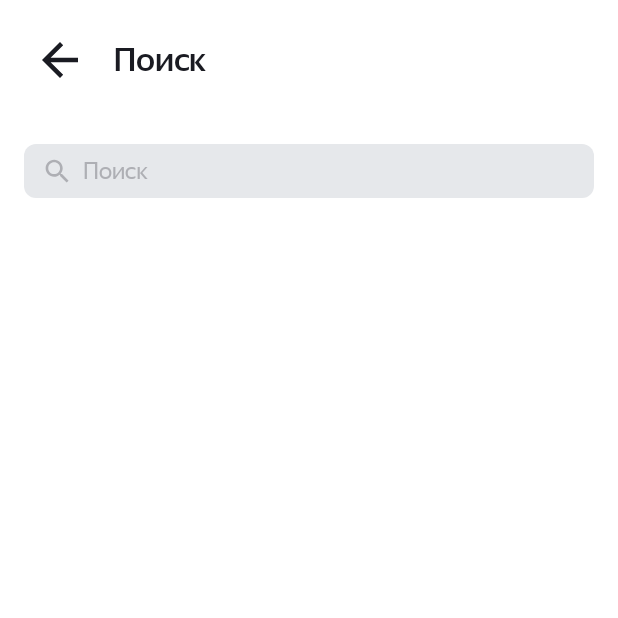
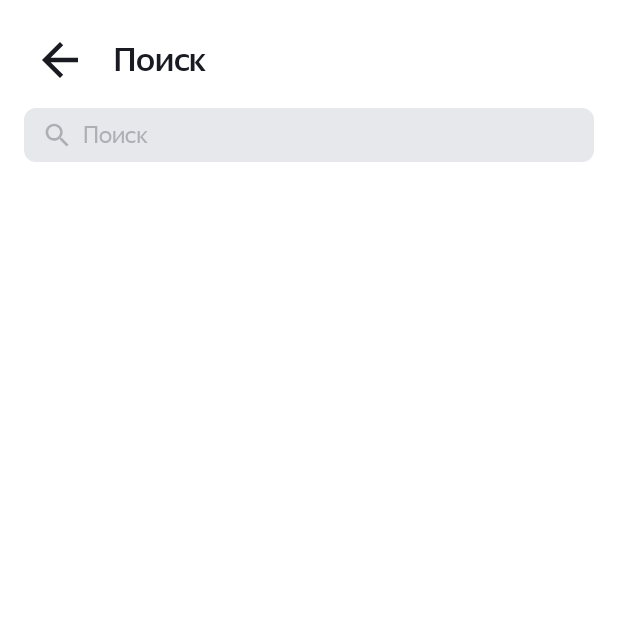
Before and after one commit to victo-zabel/Playlist-Maker, an Android app built with Jetpack Compose: the SearchActivity screen opened directly, with no data from a screen before it, on a phone screen of 412 x 824 dp, the top half of it. Run offline under Robolectric (Android 15) with nearby library versions, the phone set to English and light mode, and no system bars.

Commit message:
- Исправление замечаний по коду

```diff
--- a/app/src/main/java/ru/victoriazabelina/playlistmaker/MainActivity.kt
+++ b/app/src/main/java/ru/victoriazabelina/playlistmaker/MainActivity.kt
@@ -5,11 +5,13 @@ import android.os.Bundle
 import android.widget.Button
 import android.widget.ImageView
 import android.widget.Toast
+import androidx.activity.enableEdgeToEdge
 import androidx.appcompat.app.AppCompatActivity
 
 class MainActivity : AppCompatActivity() {
     override fun onCreate(savedInstanceState: Bundle?) {
         super.onCreate(savedInstanceState)
+        enableEdgeToEdge()
         showMainScreen()
     }
 
--- a/app/src/main/java/ru/victoriazabelina/playlistmaker/SearchActivity.kt
+++ b/app/src/main/java/ru/victoriazabelina/playlistmaker/SearchActivity.kt
@@ -14,6 +14,7 @@ import androidx.appcompat.app.AppCompatActivity
 import androidx.core.view.ViewCompat
 import androidx.core.view.WindowInsetsCompat
 import androidx.core.view.isVisible
+import androidx.core.widget.doOnTextChanged
 
 class SearchActivity : AppCompatActivity() {
 
@@ -23,6 +24,7 @@ class SearchActivity : AppCompatActivity() {
     override fun onCreate(savedInstanceState: Bundle?) {
         super.onCreate(savedInstanceState)
         setContentView(R.layout.activity_search)
+        enableEdgeToEdge()
 
         val backButton = findViewById<View>(R.id.btn_back)
         backButton.setOnClickListener {
@@ -34,26 +36,14 @@ class SearchActivity : AppCompatActivity() {
 
         clearButton.setOnClickListener {
             input.setText("")
-            val inputMethodManager = getSystemService(Context.INPUT_METHOD_SERVICE) as? InputMethodManager
+            val inputMethodManager = getSystemService(INPUT_METHOD_SERVICE) as? InputMethodManager
             inputMethodManager?.hideSoftInputFromWindow(input.windowToken, 0)
         }
 
-        val textWatcher = object : TextWatcher {
-            override fun beforeTextChanged(s: CharSequence?, start: Int, count: Int, after: Int) {
-
-            }
-
-            override fun afterTextChanged(s: Editable?) {
-
-            }
-
-            override fun onTextChanged(s: CharSequence?, start: Int, before: Int, count: Int) {
-                clearButton.isVisible = !s.isNullOrEmpty()
-                searchText = s?.toString() ?: TEXT
-            }
+        input.doOnTextChanged { text, _, _, _ ->
+            clearButton.isVisible = !text.isNullOrEmpty()
+            searchText = text?.toString() ?: TEXT
         }
-
-        input.addTextChangedListener(textWatcher)
     }
 
     override fun onSaveInstanceState(outState: Bundle) {
--- a/app/src/main/java/ru/victoriazabelina/playlistmaker/SettingActivity.kt
+++ b/app/src/main/java/ru/victoriazabelina/playlistmaker/SettingActivity.kt
@@ -17,6 +17,7 @@ class SettingActivity : AppCompatActivity() {
     override fun onCreate(savedInstanceState: Bundle?) {
         super.onCreate(savedInstanceState)
         setContentView(R.layout.activity_settings)
+        enableEdgeToEdge()
 
         val backButton = findViewById<View>(R.id.btn_back)
 
--- a/app/src/main/res/layout/activity_main.xml
+++ b/app/src/main/res/layout/activity_main.xml
@@ -10,7 +10,7 @@
     <TextView
         android:layout_width="wrap_content"
         android:layout_height="wrap_content"
-        android:layout_marginBottom="@dimen/indent_30"
+        android:layout_marginBottom="@dimen/indent_24"
         android:fontFamily="@font/ys_text_medium"
         android:text="@string/app_name"
         android:textColor="@color/yp_white"
--- a/app/src/main/res/layout/activity_search.xml
+++ b/app/src/main/res/layout/activity_search.xml
@@ -8,36 +8,21 @@
     android:paddingHorizontal="@dimen/indent_16"
     android:paddingTop="@dimen/indent_16">
 
-    <LinearLayout
-        android:layout_width="match_parent"
-        android:layout_height="wrap_content"
-        android:layout_marginBottom="@dimen/indent_24"
-        android:gravity="center_vertical"
-        android:orientation="horizontal">
+    <LinearLayout style="@style/ContainerStyle">
 
         <ImageButton
             android:id="@+id/btn_back"
-            android:layout_width="@dimen/toolbar_button_size"
-            android:layout_height="@dimen/toolbar_button_size"
-            android:background="?attr/selectableItemBackgroundBorderless"
-            android:contentDescription="@string/back"
-            android:src="@drawable/ic_arrow_back"
-            app:tint="?attr/colorOnSecondary"/>
+            style="@style/IconButtonStyle" />
 
         <TextView
-            android:layout_width="wrap_content"
-            android:layout_height="wrap_content"
-            android:layout_marginStart="@dimen/indent_12"
-            android:fontFamily="@font/ys_display_medium"
-            android:text="@string/search"
-            style="@style/TextStyle"
-            android:textSize="@dimen/text_title" />
+            style="@style/TitleStyle"
+            android:text="@string/search" />
     </LinearLayout>
 
     <FrameLayout
         android:layout_width="match_parent"
         android:layout_height="@dimen/search_bar_height"
-        android:layout_marginVertical="@dimen/indent_8"
+        android:layout_marginTop="@dimen/indent_8"
         android:background="@drawable/search">
 
         <EditText
--- a/app/src/main/res/values/styles.xml
+++ b/app/src/main/res/values/styles.xml
@@ -6,7 +6,7 @@
     <style name="ButtonMainStyle" parent="Widget.MaterialComponents.Button.UnelevatedButton">
         <item name="android:layout_width">match_parent</item>
         <item name="android:layout_height">@dimen/zero_dp</item>
-        <item name="android:layout_marginBottom">@dimen/indent_30</item>
+        <item name="android:layout_marginBottom">@dimen/indent_16</item>
         <item name="android:layout_weight">1</item>
         <item name="android:backgroundTint">?attr/colorOnPrimary</item>
         <item name="fontFamily">@font/ys_display_medium</item>
@@ -29,6 +29,7 @@
         <item name="android:gravity">center_vertical</item>
         <item name="android:textSize">@dimen/text_content</item>
         <item name="android:textColor">?attr/colorOnSecondary</item>
+        <item name="drawableTint">?attr/colorOnSurface</item>
     </style>
 
     <!-- Switch Thing Style -->
@@ -38,4 +39,34 @@
         <item name="trackTint">?attr/trackTint</item>
     </style>
 
+    <!-- Title Style -->
+
+    <style name="ContainerStyle">
+        <item name="android:layout_width">match_parent</item>
+        <item name="android:layout_height">wrap_content</item>
+        <item name="android:gravity">center_vertical</item>
+        <item name="android:orientation">horizontal</item>
+    </style>
+
+    <!-- Icon Button Style -->
+
+    <style name="IconButtonStyle">
+        <item name="android:layout_width">@dimen/toolbar_button_size</item>
+        <item name="android:layout_height">@dimen/toolbar_button_size</item>
+        <item name="android:background">?attr/selectableItemBackgroundBorderless</item>
+        <item name="android:contentDescription">@string/back</item>
+        <item name="android:src">@drawable/ic_arrow_back</item>
+        <item name="tint">?attr/colorOnSecondary</item>
+    </style>
+
+    <!-- Text Title Style -->
+
+    <style name="TitleStyle" parent="TextStyle">
+        <item name="android:layout_width">wrap_content</item>
+        <item name="android:layout_height">wrap_content</item>
+        <item name="android:layout_marginStart">@dimen/indent_12</item>
+        <item name="android:fontFamily">@font/ys_display_medium</item>
+        <item name="android:textSize">@dimen/text_title</item>
+    </style>
+
 </resources>
```
Also changed, not shown: app/src/main/res/layout/activity_settings.xml (+5 -19 lines).
